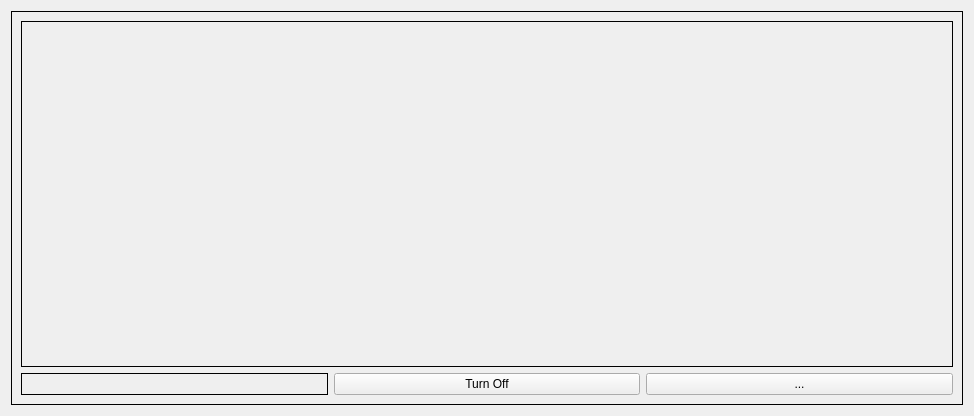
The window that 1_semester/2_lab/timerlistwindow.ui (thgjm/fundamentalsOOP) describes before a commit, drawn with Qt 5.
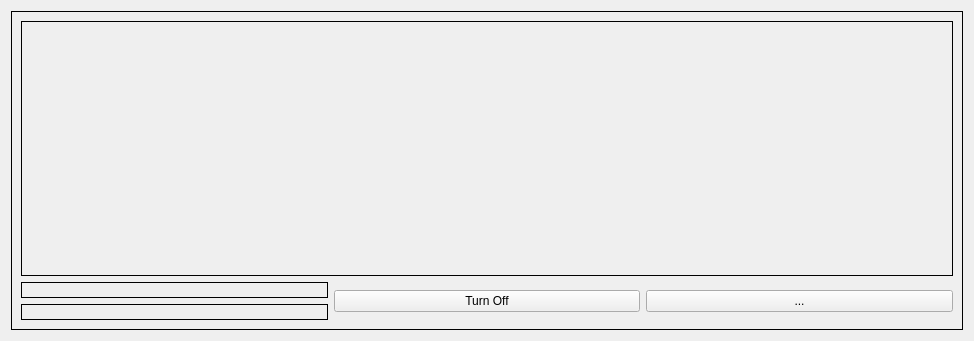
The same window after the commit.

Commit message: Added a new "TimerInfo" class which contains all the info needed. Changed timerListWindow and timerInfoWindow using this new class instead of a bunch of the same objects.

Patch:
```diff
--- a/1_semester/2_lab/timerlistwindow.ui
+++ b/1_semester/2_lab/timerlistwindow.ui
@@ -7,13 +7,13 @@
     <x>0</x>
     <y>0</y>
     <width>974</width>
-    <height>416</height>
+    <height>341</height>
    </rect>
   </property>
   <property name="windowTitle">
    <string>Dialog</string>
   </property>
-  <layout class="QVBoxLayout" name="verticalLayout">
+  <layout class="QVBoxLayout" name="verticalLayout_4">
    <item>
     <widget class="QStackedWidget" name="stackedWidget">
      <property name="frameShape">
@@ -95,6 +95,8 @@
        <item>
         <layout class="QHBoxLayout" name="horizontalLayout_2">
          <item>
+          <layout class="QVBoxLayout" name="verticalLayout">
+           <item>
           <widget class="QLabel" name="alarmTimeLabel">
            <property name="frameShape">
             <enum>QFrame::Shape::Box</enum>
@@ -106,6 +108,21 @@
             <set>Qt::AlignmentFlag::AlignCenter</set>
            </property>
           </widget>
+           </item>
+           <item>
+            <widget class="QLabel" name="alarmDateLabel">
+             <property name="frameShape">
+              <enum>QFrame::Shape::Box</enum>
+             </property>
+             <property name="text">
+              <string/>
+             </property>
+             <property name="alignment">
+              <set>Qt::AlignmentFlag::AlignCenter</set>
+             </property>
+            </widget>
+           </item>
+          </layout>
          </item>
          <item>
           <widget class="QPushButton" name="turnOnOffButton">
```
Lines whose indentation alone changed are shown as unchanged. The commit also changes 11 other files.
